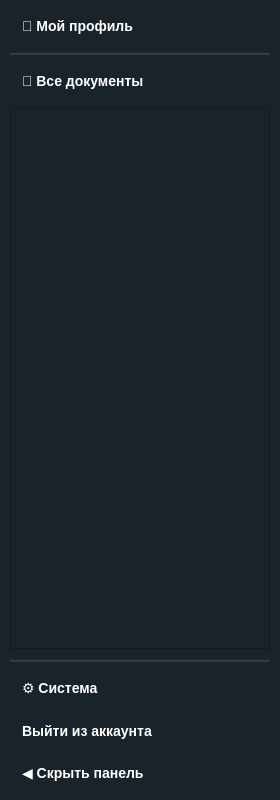
Qt form client/ui/left_panel.ui (lerakaplich/Documents) before a commit.
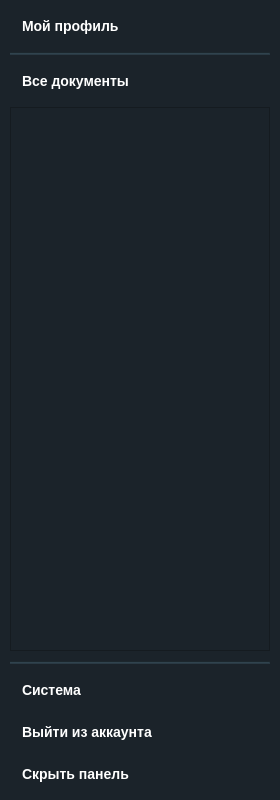
The same form after that commit. Icons and pictures are not drawn.

```diff
--- a/client/ui/left_panel.ui
+++ b/client/ui/left_panel.ui
@@ -93,14 +93,28 @@
 QPushButton:hover {
     background-color: #3A4A54;
     color: #DDB87A;
+}
+QPushButton::icon {
+    width: 20px;
+    height: 20px;
 }</string>
         </property>
         <property name="text">
-         <string>👤 Мой профиль</string>
+         <string>Мой профиль</string>
         </property>
         <property name="cursor">
          <cursorShape>PointingHandCursor</cursorShape>
         </property>
+        <property name="icon">
+         <iconset resource="icons.qrc">
+          <normaloff>profile_white.svg</normaloff>profile_white.svg</iconset>
+        </property>
+        <property name="iconSize">
+         <size>
+          <width>20</width>
+          <height>20</height>
+         </size>
+        </property>
        </widget>
       </item>
 
@@ -135,14 +149,28 @@
 QPushButton:hover {
     background-color: #3A4A54;
     color: #DDB87A;
+}
+QPushButton::icon {
+    width: 20px;
+    height: 20px;
 }</string>
         </property>
         <property name="text">
-         <string>📄 Все документы</string>
+         <string>Все документы</string>
         </property>
         <property name="cursor">
          <cursorShape>PointingHandCursor</cursorShape>
         </property>
+        <property name="icon">
+         <iconset resource="icons.qrc">
+          <normaloff>folder.svg</normaloff>folder.svg</iconset>
+        </property>
+        <property name="iconSize">
+         <size>
+          <width>20</width>
+          <height>20</height>
+         </size>
+        </property>
        </widget>
       </item>
 
@@ -384,14 +412,28 @@
 QPushButton:hover {
     background-color: #3A4A54;
     color: #DDB87A;
+}
+QPushButton::icon {
+    width: 20px;
+    height: 20px;
 }</string>
         </property>
         <property name="text">
-         <string>⚙️ Система</string>
+         <string>Система</string>
         </property>
         <property name="cursor">
          <cursorShape>PointingHandCursor</cursorShape>
         </property>
+        <property name="icon">
+         <iconset resource="icons.qrc">
+          <normaloff>gear.svg</normaloff>gear.svg</iconset>
+        </property>
+        <property name="iconSize">
+         <size>
+          <width>20</width>
+          <height>20</height>
+         </size>
+        </property>
        </widget>
       </item>
 
@@ -412,6 +454,10 @@
 QPushButton:hover {
     background-color: #3A4A54;
     color: #DDB87A;
+}
+QPushButton::icon {
+    width: 20px;
+    height: 20px;
 }</string>
         </property>
         <property name="text">
@@ -420,6 +466,16 @@
         <property name="cursor">
          <cursorShape>PointingHandCursor</cursorShape>
         </property>
+        <property name="icon">
+         <iconset resource="icons.qrc">
+          <normaloff>logout.svg</normaloff>logout.svg</iconset>
+        </property>
+        <property name="iconSize">
+         <size>
+          <width>20</width>
+          <height>20</height>
+         </size>
+        </property>
        </widget>
       </item>
 
@@ -440,14 +496,28 @@
 QPushButton:hover {
     background-color: #3A4A54;
     color: #DDB87A;
+}
+QPushButton::icon {
+    width: 20px;
+    height: 20px;
 }</string>
         </property>
         <property name="text">
-         <string>◀ Скрыть панель</string>
+         <string>Скрыть панель</string>
         </property>
         <property name="cursor">
          <cursorShape>PointingHandCursor</cursorShape>
         </property>
+        <property name="icon">
+         <iconset resource="icons.qrc">
+          <normaloff>hide.svg</normaloff>hide.svg</iconset>
+        </property>
+        <property name="iconSize">
+         <size>
+          <width>20</width>
+          <height>20</height>
+         </size>
+        </property>
        </widget>
       </item>
      </layout>
```
Left out of the diff: 2 changed lines with no effect on the pictures.
